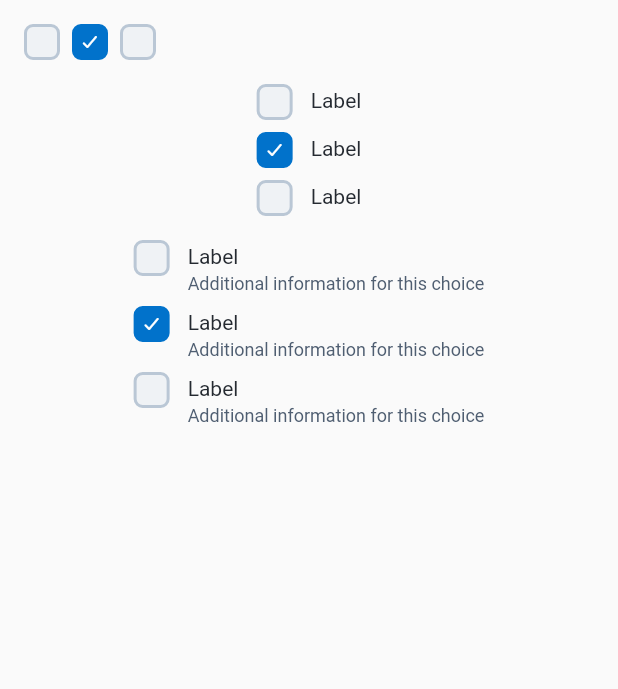
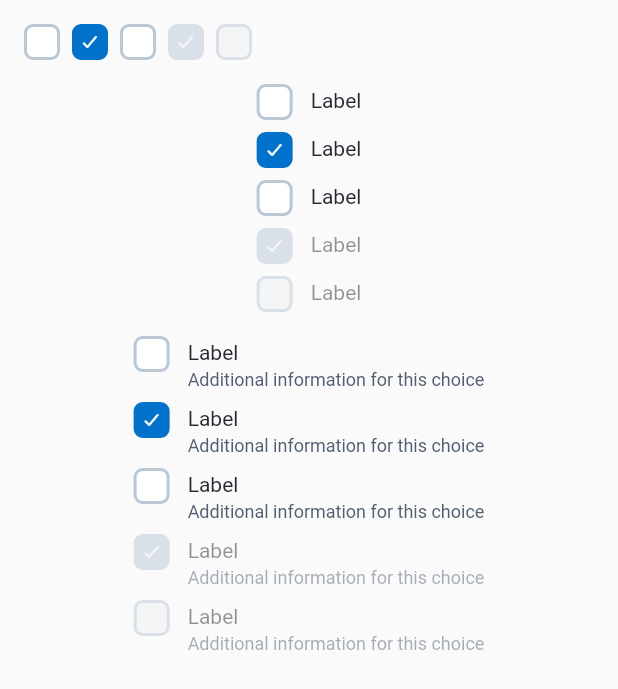
Before and after one commit to howiezuo/orbit-flutter, a Flutter app: the CheckBoxPage widget shown alone on an empty page, opened directly, on a phone screen of 412 x 824 dp. Shown: the top 689 px of the screen. Run offline on Flutter 3.47's test engine with Material 2 defaults, Android fonts, the phone set to English and light mode, and no system bars.

Commit message:
CheckBox disabled

```diff
--- a/catalog/lib/src/components/checkbox_page.dart
+++ b/catalog/lib/src/components/checkbox_page.dart
@@ -21,11 +21,7 @@ class _CheckBoxPageState extends State<CheckBoxPage> {
               children: [
                 CheckBox(
                   value: isChecked,
-                  onChanged: (value) {
-                    setState(() {
-                      isChecked = value!;
-                    });
-                  },
+                  onChanged: (value) => setState(() => isChecked = value!),
                 ),
                 SizedBox(width: 8),
                 CheckBox(
@@ -37,16 +33,24 @@ class _CheckBoxPageState extends State<CheckBoxPage> {
                   value: false,
                   onChanged: (value) {},
                 ),
+                SizedBox(width: 8),
+                CheckBox(
+                  value: true,
+                  onChanged: (value) {},
+                  disabled: true,
+                ),
+                SizedBox(width: 8),
+                CheckBox(
+                  value: false,
+                  onChanged: (value) {},
+                  disabled: true,
+                ),
               ],
             ),
             SizedBox(height: 16),
             CheckBox(
               value: isChecked,
-              onChanged: (value) {
-                setState(() {
-                  isChecked = value!;
-                });
-              },
+              onChanged: (value) => setState(() => isChecked = value!),
               label: 'Label',
             ),
             SizedBox(height: 8),
@@ -61,14 +65,24 @@ class _CheckBoxPageState extends State<CheckBoxPage> {
               onChanged: (value) {},
               label: 'Label',
             ),
+            SizedBox(height: 8),
+            CheckBox(
+              value: true,
+              onChanged: (value) {},
+              label: 'Label',
+              disabled: true,
+            ),
+            SizedBox(height: 8),
+            CheckBox(
+              value: false,
+              onChanged: (value) {},
+              label: 'Label',
+              disabled: true,
+            ),
             SizedBox(height: 16),
             CheckBox(
               value: isChecked,
-              onChanged: (value) {
-                setState(() {
-                  isChecked = value!;
-                });
-              },
+              onChanged: (value) => setState(() => isChecked = value!),
               label: 'Label',
               info: 'Additional information for this choice',
             ),
@@ -86,6 +100,22 @@ class _CheckBoxPageState extends State<CheckBoxPage> {
               label: 'Label',
               info: 'Additional information for this choice',
             ),
+            SizedBox(height: 8),
+            CheckBox(
+              value: true,
+              onChanged: (value) {},
+              label: 'Label',
+              info: 'Additional information for this choice',
+              disabled: true,
+            ),
+            SizedBox(height: 8),
+            CheckBox(
+              value: false,
+              onChanged: (value) {},
+              label: 'Label',
+              info: 'Additional information for this choice',
+              disabled: true,
+            ),
           ],
         ),
       ),
--- a/lib/src/components/checkbox.dart
+++ b/lib/src/components/checkbox.dart
@@ -2,10 +2,12 @@ import 'package:orbit/orbit.dart';
 import 'package:orbit/src/foundation/icons.dart';
 import 'package:orbit/src/tokens/checkbox_tokens.dart';
 import 'package:orbit/src/tokens/form_tokens.dart';
+import 'package:orbit/src/tokens/input_tokens.dart';
 
 class CheckBox extends StatelessWidget {
   final bool value;
   final ValueChanged<bool?>? onChanged;
+  final bool disabled;
   final String? label;
   final String? info;
 
@@ -13,6 +15,7 @@ class CheckBox extends StatelessWidget {
     Key? key,
     required this.value,
     required this.onChanged,
+    this.disabled = false,
     this.label,
     this.info,
   })  : assert((label == null && info == null) ||
@@ -28,6 +31,8 @@ class CheckBox extends StatelessWidget {
 
     return InkWell(
       onTap: () => onChanged?.call(!value),
+      child: Opacity(
+        opacity: style.disabledOpcity,
         child: Row(
           mainAxisSize: MainAxisSize.min,
           crossAxisAlignment: CrossAxisAlignment.start,
@@ -49,10 +54,7 @@ class CheckBox extends StatelessWidget {
                 ),
               ),
             ),
-          if (label != null)
-            SizedBox(
-              width: theme.spaceTokens.small,
-            ),
+            if (label != null) SizedBox(width: theme.spaceTokens.small),
             Column(
               crossAxisAlignment: CrossAxisAlignment.start,
               children: [
@@ -80,21 +82,36 @@ class CheckBox extends StatelessWidget {
             ),
           ],
         ),
+      ),
     );
   }
 
   CheckBoxStyle _fromTheme(BuildContext context) {
     final theme = OrbitTheme.of(context);
+    final colors = theme.colorTokens;
     final defaultStyles = CheckBoxTokens.fromDefault(context);
+    final inputStyles = InputTokens.fromDefault(context);
 
-    final background =
-        value ? theme.colorTokens.blueNormal : theme.colorTokens.cloudNormal;
-    final borderColor =
-        value ? theme.colorTokens.blueNormal : defaultStyles.borderColorRadio;
-    final iconColor = value ? theme.colorTokens.whiteNormal : background;
+    Color resolveBackground() {
+      if (disabled) return value ? colors.cloudDarker : colors.cloudNormal;
+
+      return value ? colors.blueNormal : inputStyles.background;
+    }
+
+    Color resolveBorderColor() {
+      if (disabled) return colors.cloudDarker;
+      if (value) return theme.colorTokens.blueNormal;
+
+      return defaultStyles.borderColorRadio;
+    }
+
+    final background = resolveBackground();
+    final borderColor = resolveBorderColor();
+    final iconColor = disabled ? colors.cloudNormal : colors.whiteNormal;
     final infoColor = defaultStyles.colorInfoRadio;
     final size = defaultStyles.size;
     final borderRadius = theme.borderRadiusTokens.large;
+    final opacity = disabled ? defaultStyles.opcityDisable : 1.0;
 
     return CheckBoxStyle.raw(
       background: background,
@@ -103,6 +120,7 @@ class CheckBox extends StatelessWidget {
       infoColor: infoColor,
       size: size,
       borderRadius: borderRadius,
+      disabledOpcity: opacity,
     );
   }
 }
@@ -114,6 +132,7 @@ class CheckBoxStyle {
   final Color? infoColor;
   final double? size;
   final Radius? borderRadius;
+  final double disabledOpcity;
 
   const CheckBoxStyle({
     this.background,
@@ -122,6 +141,7 @@ class CheckBoxStyle {
     this.infoColor,
     this.size,
     this.borderRadius,
+    this.disabledOpcity = 1,
   });
 
   const CheckBoxStyle.raw({
@@ -131,5 +151,6 @@ class CheckBoxStyle {
     required Color this.infoColor,
     required double this.size,
     required Radius this.borderRadius,
+    required this.disabledOpcity,
   });
 }
--- a/lib/src/tokens/checkbox_tokens.dart
+++ b/lib/src/tokens/checkbox_tokens.dart
@@ -5,12 +5,14 @@ class CheckBoxTokens {
   final Color colorIconRadio;
   final Color borderColorRadio;
   final double size;
+  final double opcityDisable;
 
   CheckBoxTokens({
     required this.colorInfoRadio,
     required this.colorIconRadio,
     required this.borderColorRadio,
     required this.size,
+    required this.opcityDisable,
   });
 
   static CheckBoxTokens fromDefault(BuildContext context) {
@@ -22,6 +24,7 @@ class CheckBoxTokens {
       colorIconRadio: colors.productNormal,
       borderColorRadio: colors.cloudDarker,
       size: 20,
+      opcityDisable: theme.opacityTokens.medium,
     );
   }
 }
--- /dev/null
+++ b/lib/src/tokens/input_tokens.dart
@@ -0,0 +1,20 @@
+import 'package:orbit/orbit.dart';
+
+class InputTokens {
+  final Color background;
+  final Color backgroundDisabled;
+
+  InputTokens({
+    required this.background,
+    required this.backgroundDisabled,
+  });
+
+  static InputTokens fromDefault(BuildContext context) {
+    final theme = OrbitTheme.of(context);
+
+    return InputTokens(
+      background: theme.colorTokens.whiteNormal,
+      backgroundDisabled: theme.colorTokens.cloudNormal,
+    );
+  }
+}
```
Lines whose indentation alone changed are shown as unchanged.
